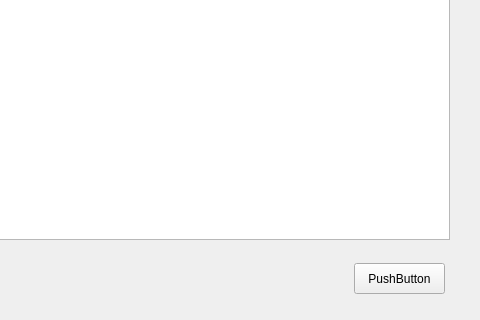
This is mainpagewidget.ui in shear99/AddressBook as Qt 5 draws it before an edit; both pictures show x 320 to 800 and y 280 to 600 of the 800 by 600 pixel window. The edited form follows.
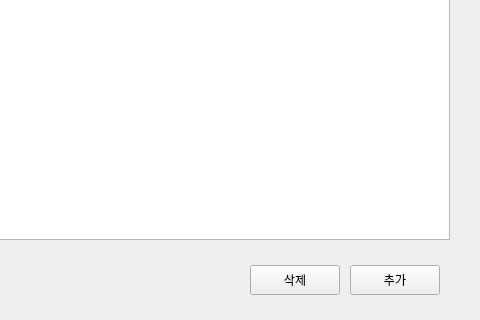
This is the edited form.

```diff
--- a/mainpagewidget.ui
+++ b/mainpagewidget.ui
@@ -26,14 +26,27 @@
   <widget class="QPushButton" name="addButton">
    <property name="geometry">
     <rect>
-     <x>674</x>
-     <y>543</y>
-     <width>91</width>
-     <height>31</height>
+     <x>670</x>
+     <y>545</y>
+     <width>90</width>
+     <height>30</height>
     </rect>
    </property>
    <property name="text">
-    <string>PushButton</string>
+    <string>추가</string>
+   </property>
+  </widget>
+  <widget class="QPushButton" name="deleteButton">
+   <property name="geometry">
+    <rect>
+     <x>570</x>
+     <y>545</y>
+     <width>90</width>
+     <height>30</height>
+    </rect>
+   </property>
+   <property name="text">
+    <string>삭제</string>
    </property>
   </widget>
  </widget>
```
